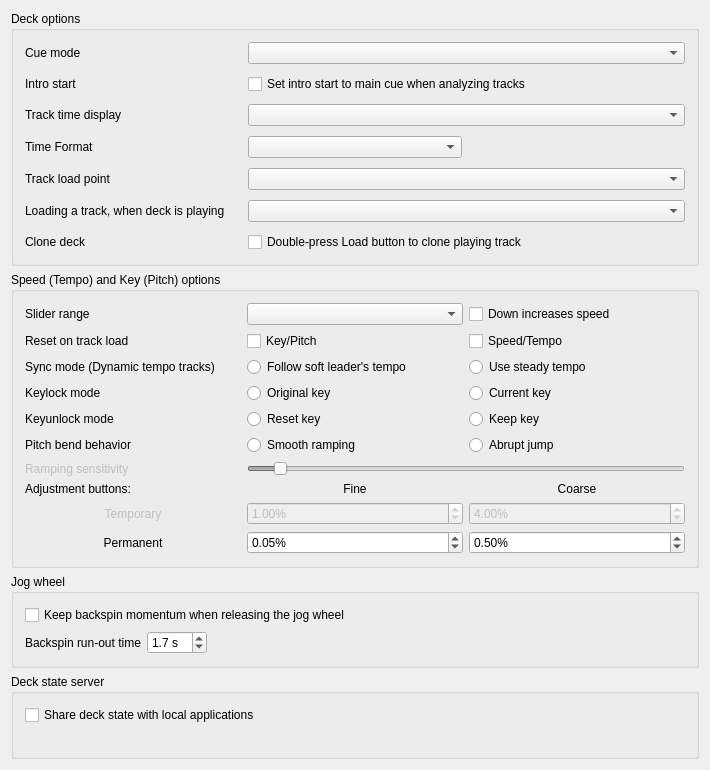
Above: src/preferences/dialog/dlgprefdeckdlg.ui from stephanlensky/mixxx before the change. Below: the same form after it.
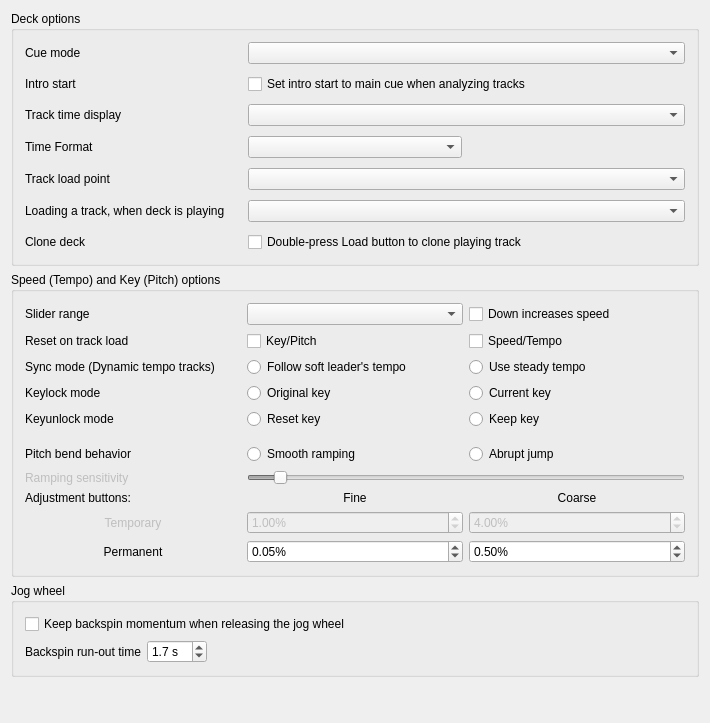
That is the form after the change.

Commit message: Rename deck state server to control server and add setMainGain command

```diff
--- a/src/preferences/dialog/dlgprefdeckdlg.ui
+++ b/src/preferences/dialog/dlgprefdeckdlg.ui
@@ -682,32 +682,6 @@
     </widget>
    </item>
    <item row="3" column="0">
-    <widget class="QGroupBox" name="groupBoxDeckStateServer">
-     <property name="title">
-      <string>Deck state server</string>
-     </property>
-     <layout class="QVBoxLayout" name="verticalLayoutDeckStateServer">
-      <item>
-       <widget class="QCheckBox" name="checkBoxDeckStateServer">
-        <property name="toolTip">
-         <string>Streams the loaded tracks, tempo and beat position of each deck as newline-delimited JSON to applications connected to a local socket, for example to drive lighting or visuals.</string>
-        </property>
-        <property name="text">
-         <string>Share deck state with local applications</string>
-        </property>
-       </widget>
-      </item>
-      <item>
-       <widget class="QLabel" name="labelDeckStateServerSocket">
-        <property name="textInteractionFlags">
-         <set>Qt::TextSelectableByMouse</set>
-        </property>
-       </widget>
-      </item>
-     </layout>
-    </widget>
-   </item>
-   <item row="4" column="0">
     <spacer name="verticalSpacer2">
      <property name="orientation">
       <enum>Qt::Vertical</enum>
```
Left out of the diff: 1 changed line with no effect on the pictures. The commit also changes 11 other files.
